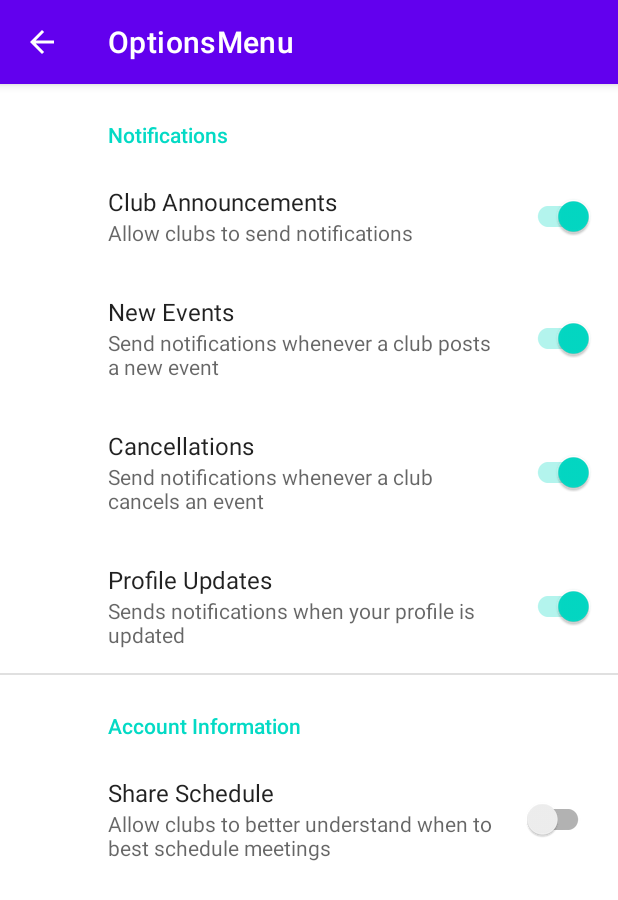
After one commit to Jaspann/Eventified, an Android app: the SettingsActivity screen opened directly, with no data from a screen before it, on a phone screen of 412 x 824 dp. The commit adds this screen. Shown: the top 900 px of the screen. Run offline under Robolectric (Android 15) with nearby library versions, the phone set to English and light mode, and no system bars; our stand-ins replace androidx.preference.

Commit message:
Added Settings view xml and notification option toggles. Did not write corresponding java code to link actions.

```diff
--- a/app/build.gradle
+++ b/app/build.gradle
@@ -32,6 +32,7 @@ dependencies {
     implementation 'androidx.appcompat:appcompat:1.3.1'
     implementation 'com.google.android.material:material:1.4.0'
     implementation 'androidx.constraintlayout:constraintlayout:2.1.1'
+    implementation 'androidx.preference:preference:1.1.1'
     testImplementation 'junit:junit:4.+'
     androidTestImplementation 'androidx.test.ext:junit:1.1.3'
     androidTestImplementation 'androidx.test.espresso:espresso-core:3.4.0'
--- a/app/src/main/AndroidManifest.xml
+++ b/app/src/main/AndroidManifest.xml
@@ -1,6 +1,6 @@
 <?xml version="1.0" encoding="utf-8"?>
 <manifest xmlns:android="http://schemas.android.com/apk/res/android"
-    package="com.example.eventified">
+    package="com.example.eventified" >
 
     <application
         android:allowBackup="true"
@@ -8,10 +8,14 @@
         android:label="@string/app_name"
         android:roundIcon="@mipmap/ic_launcher_round"
         android:supportsRtl="true"
-        android:theme="@style/Theme.Eventified">
+        android:theme="@style/Theme.Eventified" >
+        <activity
+            android:name=".SettingsActivity"
+            android:exported="false"
+            android:label="@string/title_activity_settings" />
         <activity
             android:name=".MainActivity"
-            android:exported="true">
+            android:exported="true" >
             <intent-filter>
                 <action android:name="android.intent.action.MAIN" />
 
--- /dev/null
+++ b/app/src/main/java/com/example/eventified/SettingsActivity.java
@@ -0,0 +1,33 @@
+package com.example.eventified;
+
+import android.os.Bundle;
+
+import androidx.appcompat.app.ActionBar;
+import androidx.appcompat.app.AppCompatActivity;
+import androidx.preference.PreferenceFragmentCompat;
+
+public class SettingsActivity extends AppCompatActivity {
+
+    @Override
+    protected void onCreate(Bundle savedInstanceState) {
+        super.onCreate(savedInstanceState);
+        setContentView(R.layout.settings_activity);
+        if (savedInstanceState == null) {
+            getSupportFragmentManager()
+                    .beginTransaction()
+                    .replace(R.id.settings, new SettingsFragment())
+                    .commit();
+        }
+        ActionBar actionBar = getSupportActionBar();
+        if (actionBar != null) {
+            actionBar.setDisplayHomeAsUpEnabled(true);
+        }
+    }
+
+    public static class SettingsFragment extends PreferenceFragmentCompat {
+        @Override
+        public void onCreatePreferences(Bundle savedInstanceState, String rootKey) {
+            setPreferencesFromResource(R.xml.root_preferences, rootKey);
+        }
+    }
+}
--- /dev/null
+++ b/app/src/main/res/layout/settings_activity.xml
@@ -0,0 +1,9 @@
+<LinearLayout xmlns:android="http://schemas.android.com/apk/res/android"
+    android:layout_width="match_parent"
+    android:layout_height="match_parent">
+
+    <FrameLayout
+        android:id="@+id/settings"
+        android:layout_width="match_parent"
+        android:layout_height="match_parent" />
+</LinearLayout>
--- /dev/null
+++ b/app/src/main/res/values/arrays.xml
@@ -0,0 +1,12 @@
+<resources>
+    <!-- Reply Preference -->
+    <string-array name="reply_entries">
+        <item>Reply</item>
+        <item>Reply to all</item>
+    </string-array>
+
+    <string-array name="reply_values">
+        <item>reply</item>
+        <item>reply_all</item>
+    </string-array>
+</resources>
--- a/app/src/main/res/values/strings.xml
+++ b/app/src/main/res/values/strings.xml
@@ -1,3 +1,26 @@
 <resources>
     <string name="app_name">Eventified</string>
+    <string name="title_activity_settings">OptionsMenu</string>
+
+    <!-- Preference Titles -->
+    <string name="notification_header">Notifications</string>
+    <string name="account_information_header">Account Information</string>
+
+    <!-- Notification Preferences -->
+    <string name="announcement_title">Club Announcements</string>
+    <string name="announcement_summary">Allow clubs to send notifications</string>
+    <string name="create_meeting_title">New Events</string>
+    <string name="create_meeting_summary">Send notifications whenever a club posts a new event</string>
+    <string name="cancel_meeting_title">Cancellations</string>
+    <string name="cancel_meeting_summary">Send notifications whenever a club cancels an event</string>
+    <string name="profile_update_title">Profile Updates</string>
+    <string name="profile_update_summary">Sends notifications when your profile is updated</string>
+    <string name="attachment_title">Download incoming attachments</string>
+    <string name="attachment_summary_on">Automatically download attachments for incoming emails</string>
+
+
+    <!-- Notification Preferences -->
+    <string name="share_title">Share Schedule</string>
+    <string name="share_summary">Allow clubs to better understand when to best schedule meetings</string>
+
 </resources>
--- /dev/null
+++ b/app/src/main/res/xml/root_preferences.xml
@@ -0,0 +1,40 @@
+<PreferenceScreen xmlns:android="http://schemas.android.com/apk/res/android"
+    xmlns:app="http://schemas.android.com/apk/res-auto"
+    xmlns:tools="http://schemas.android.com/tools">
+
+    <PreferenceCategory app:title="@string/notification_header">
+
+        <SwitchPreferenceCompat
+            app:key="Announcements"
+            app:title="@string/announcement_title"
+            app:summary="@string/announcement_summary"
+            app:defaultValue="true"/>
+        <SwitchPreferenceCompat
+            app:key="NewMeetings"
+            app:title="@string/create_meeting_title"
+            app:summary="@string/create_meeting_summary"
+            app:defaultValue="true"/>
+        <SwitchPreferenceCompat
+            app:key="CanceledMeetings"
+            app:title="@string/cancel_meeting_title"
+            app:summary="@string/cancel_meeting_summary"
+            app:defaultValue="true"/>
+        <SwitchPreferenceCompat
+            app:key="ProfileUpdates"
+            app:title="@string/profile_update_title"
+            app:summary="@string/profile_update_summary"
+            app:defaultValue="true"/>
+
+    </PreferenceCategory>
+
+    <PreferenceCategory app:title="@string/account_information_header">
+
+        <SwitchPreferenceCompat
+            app:key="share"
+            app:title="@string/share_title"
+            app:summary="@string/share_summary" />
+
+
+    </PreferenceCategory>
+
+</PreferenceScreen>
```
